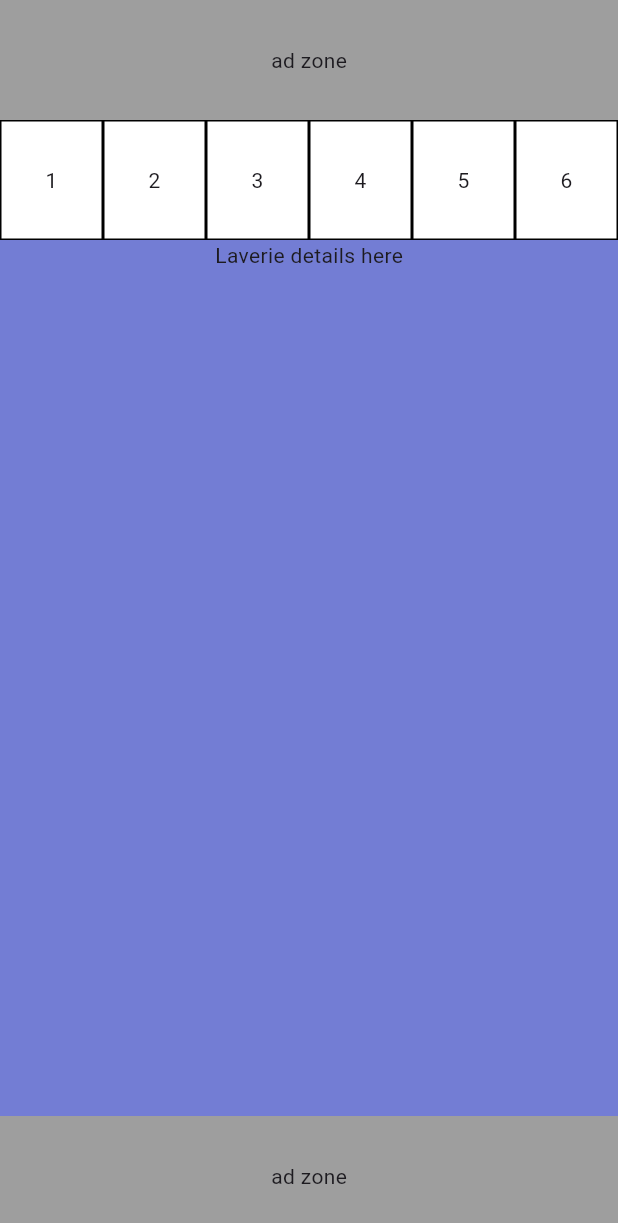
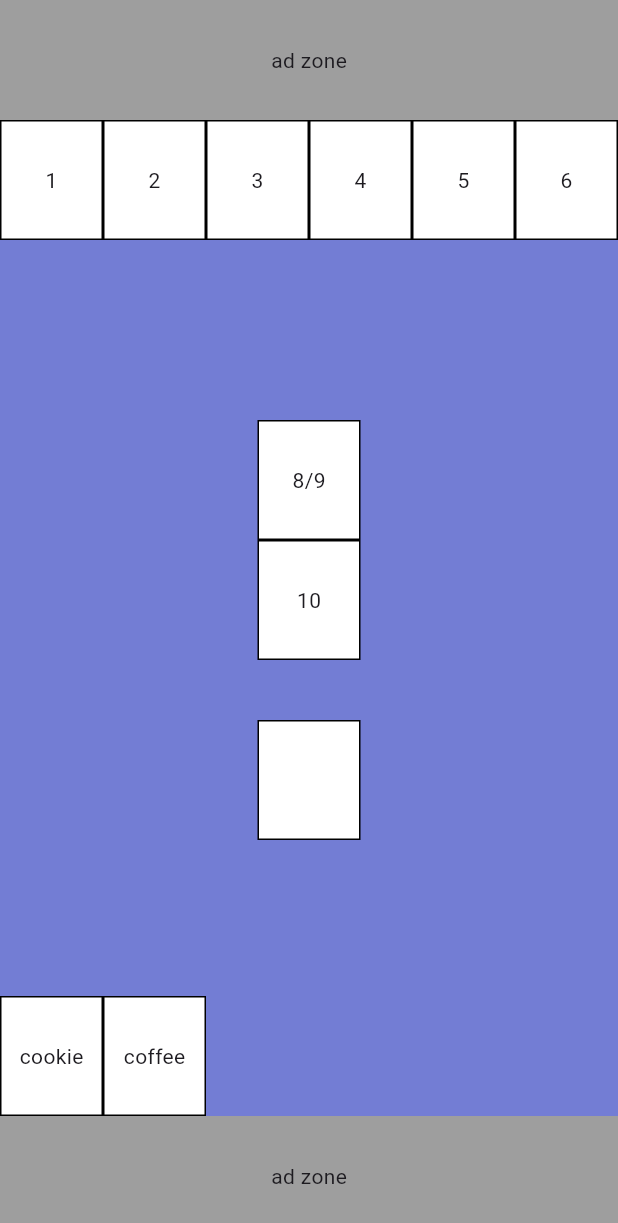
Before and after one commit to Abderrahmane07/Laverie, a Flutter app: the screen it shows after launch, on a phone screen of 412 x 824 dp. Shown: the top 1223 px of the screen. Run offline on Flutter 3.47's test engine with Material 2 defaults, Android fonts, the phone set to English and light mode, and no system bars.

Commit message:
closer look to the wanted final layout

```diff
--- a/lib/home_screen.dart
+++ b/lib/home_screen.dart
@@ -30,8 +30,17 @@ class MyHomePage extends StatelessWidget {
                       MachineButton(machineNumber: '6'),
                     ],
                   ),
-                  Text(
-                    'Laverie details here',
+                  SizedBox(height: 120),
+                  MachineButton(machineNumber: '8/9'),
+                  MachineButton(machineNumber: '10'),
+                  SizedBox(height: 40),
+                  MachineButton(machineNumber: ''),
+                  Spacer(),
+                  Row(
+                    children: [
+                      MachineButton(machineNumber: 'cookie'),
+                      MachineButton(machineNumber: 'coffee'),
+                    ],
                   ),
                 ],
               ),
```
